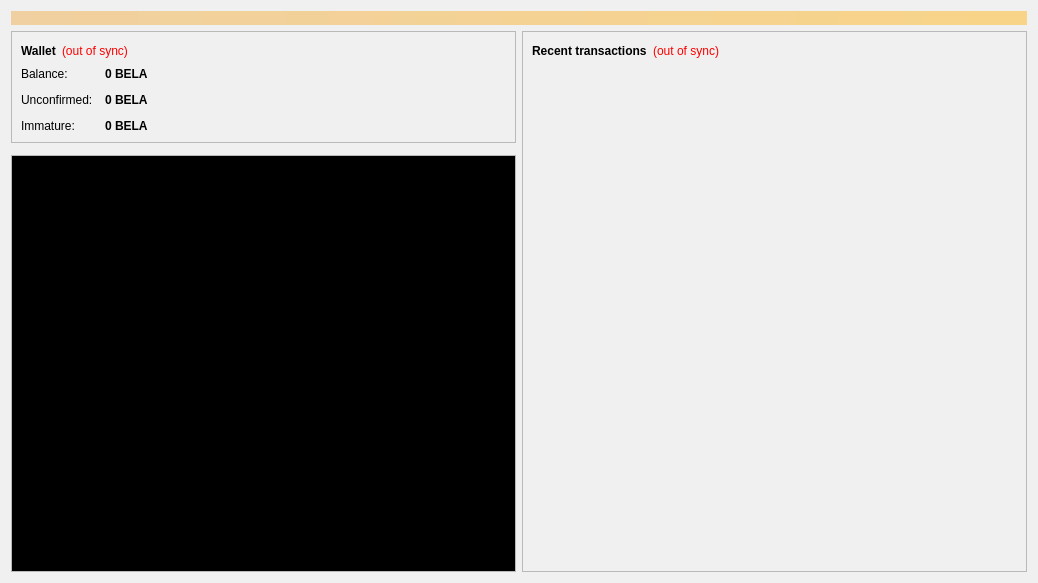
TheAmbiaFund/Belacoin, file src/qt/forms/overviewpage.ui: the form before one commit.
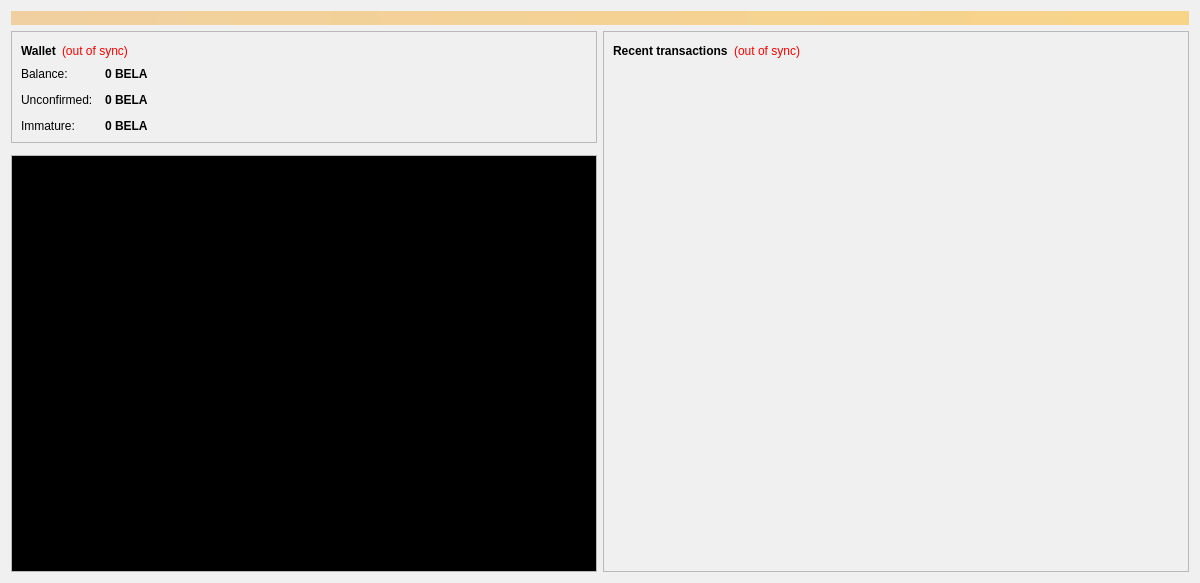
The form after the commit.

```diff
--- a/src/qt/forms/overviewpage.ui
+++ b/src/qt/forms/overviewpage.ui
@@ -6,7 +6,7 @@
    <rect>
     <x>0</x>
     <y>0</y>
-    <width>1038</width>
+    <width>1200</width>
     <height>583</height>
    </rect>
   </property>
```
